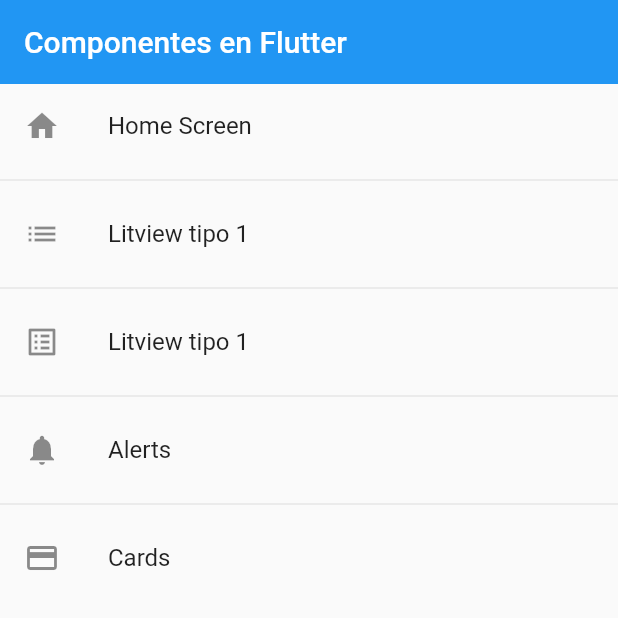
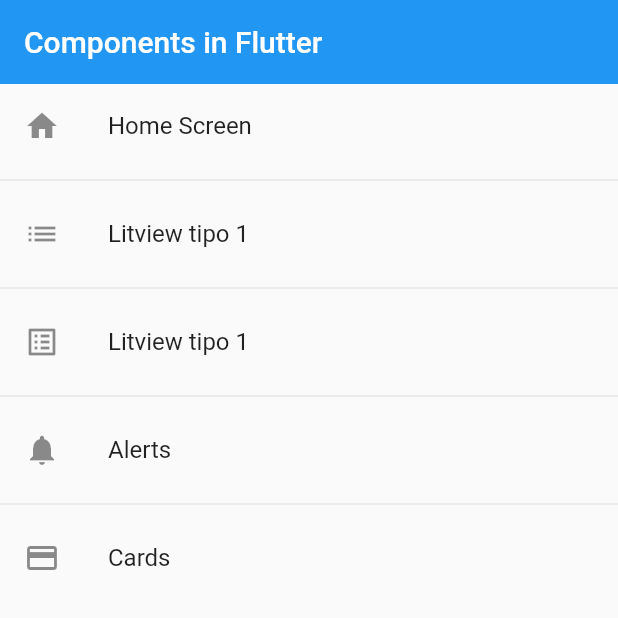
Before and after one commit to Reales09/components_flutter, a Flutter app: the screen it shows after launch, on a phone screen of 412 x 824 dp, the top half of it. Run offline on Flutter 3.47's test engine with Material 2 defaults, Android fonts, the phone set to English and light mode, and no system bars.

Commit message:
Se cambia titulo en home screen

```diff
--- a/lib/screens/home_screen.dart
+++ b/lib/screens/home_screen.dart
@@ -11,7 +11,7 @@ class HomeScreen extends StatelessWidget {
 
     return Scaffold(
         appBar: AppBar(
-          title: const Text('Componentes en Flutter'),
+          title: const Text('Components in Flutter'),
           elevation: 0,
         ),
         body: ListView.separated(
```
